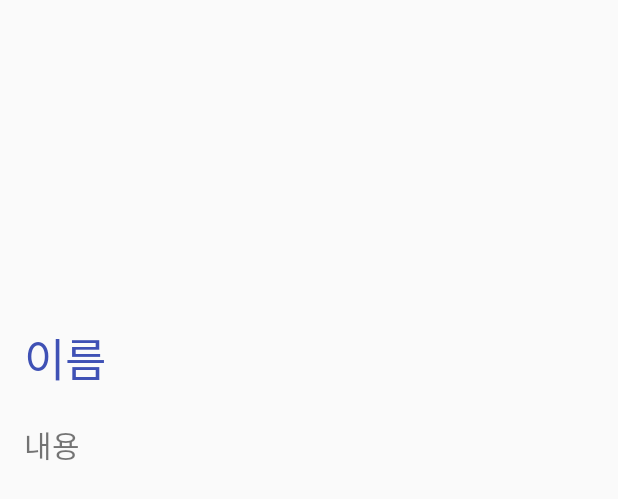
After one commit to sungjunyoung/photoME, an Android app: the layout activity_introduce.xml on its own in the app's theme, with its tools: preview values and no code run, on a phone screen of 412 x 824 dp. The commit adds this screen. Shown: the top 499 px of the screen. Run offline under Robolectric (Android 15) with nearby library versions, the phone set to English and light mode, and no system bars.

Commit message:
리사이클러뷰 클릭시 엑티비티 이동 및 데이터 이동 추가

```diff
--- a/app/src/main/AndroidManifest.xml
+++ b/app/src/main/AndroidManifest.xml
@@ -15,8 +15,9 @@
                 <category android:name="android.intent.category.LAUNCHER" />
             </intent-filter>
         </activity>
-        <activity android:name=".Activity.MainActivity"></activity>
-        <activity android:name=".Activity.SignupActivity"></activity>
+        <activity android:name=".Activity.MainActivity" />
+        <activity android:name=".Activity.SignupActivity" />
+        <activity android:name=".Activity.IntroduceActivity"></activity>
     </application>
 
 </manifest>
--- /dev/null
+++ b/app/src/main/res/layout/activity_introduce.xml
@@ -0,0 +1,31 @@
+<?xml version="1.0" encoding="utf-8"?>
+<LinearLayout xmlns:android="http://schemas.android.com/apk/res/android"
+    xmlns:tools="http://schemas.android.com/tools"
+    android:layout_width="match_parent"
+    android:layout_height="match_parent"
+    android:paddingBottom="@dimen/activity_vertical_margin"
+    android:paddingLeft="@dimen/activity_horizontal_margin"
+    android:paddingRight="@dimen/activity_horizontal_margin"
+    android:paddingTop="@dimen/activity_vertical_margin"
+    tools:context="com.teamtoriden.photome.Activity.IntroduceActivity"
+    android:orientation="vertical">
+
+    <ImageView
+        android:layout_width="match_parent"
+        android:layout_height="200dp" />
+
+    <TextView
+        android:id="@+id/content_name"
+        android:text="이름"
+        android:textSize="30sp"
+        android:textColor="@color/colorPrimary"
+        android:layout_width="match_parent"
+        android:layout_height="wrap_content"
+        android:layout_marginBottom="20dp"/>
+    <TextView
+        android:id="@+id/content_description"
+        android:textSize="20sp"
+        android:text="내용"
+        android:layout_width="match_parent"
+        android:layout_height="wrap_content" />
+</LinearLayout>
```
Also changed, not shown: app/src/main/java/com/teamtoriden/photome/Activity/IntroduceActivity.java (added, +31 -0 lines), app/src/main/java/com/teamtoriden/photome/Adapter/CollectionAdapter.java (+6 -1 lines), app/src/main/java/com/teamtoriden/photome/Class/RecyclerItemClickListener.java (added, +52 -0 lines), app/src/main/java/com/teamtoriden/photome/Fragments/MyplaceFragment.java (+28 -0 lines), app/src/main/res/layout/mycollection_row.xml (+9 -2 lines).
